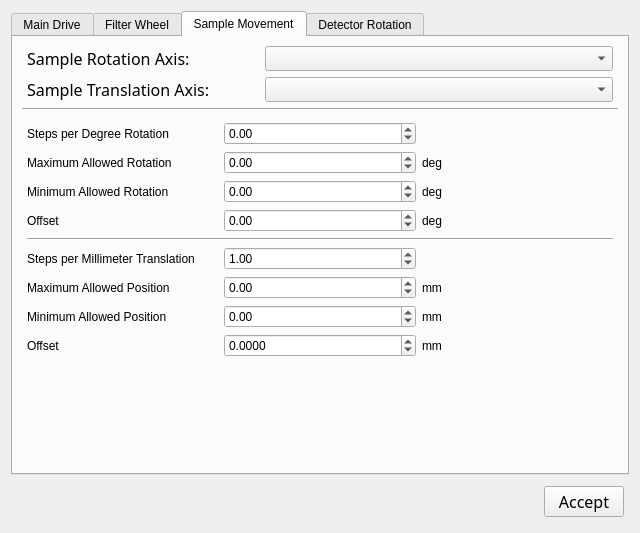
Before: the Qt Designer form ui/machine_config.ui in mitbailey/MMC, drawn with Qt 5.
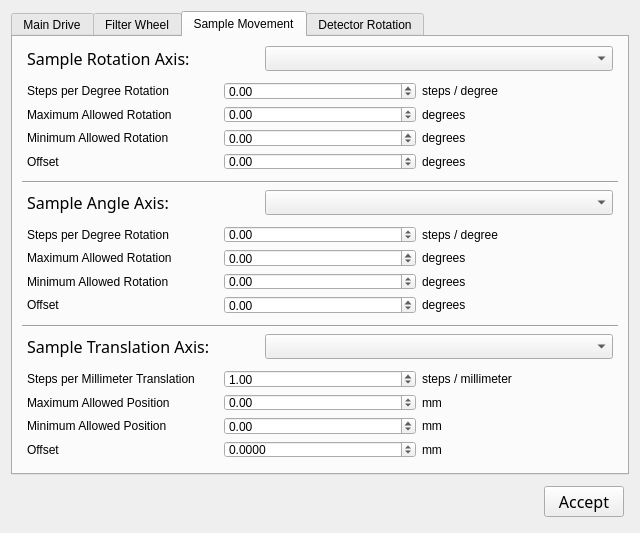
After: the same form once the commit is applied. The open tabs and pages were chosen to show the change.

The edit to the form file:
```diff
--- a/ui/machine_config.ui
+++ b/ui/machine_config.ui
@@ -26,7 +26,7 @@
       <enum>QTabWidget::Rounded</enum>
      </property>
      <property name="currentIndex">
-      <number>0</number>
+      <number>2</number>
      </property>
      <widget class="QWidget" name="main_drive_tab">
       <attribute name="title">
@@ -578,58 +578,6 @@
          </item>
         </layout>
        </item>
-       <item>
-        <layout class="QHBoxLayout" name="horizontalLayout_6" stretch="2,3">
-         <property name="leftMargin">
-          <number>5</number>
-         </property>
-         <property name="topMargin">
-          <number>0</number>
-         </property>
-         <property name="rightMargin">
-          <number>5</number>
-         </property>
-         <property name="bottomMargin">
-          <number>0</number>
-         </property>
-         <item>
-          <widget class="QLabel" name="label_20">
-           <property name="font">
-            <font>
-             <family>Segoe UI Semibold</family>
-             <pointsize>12</pointsize>
-            </font>
-           </property>
-           <property name="text">
-            <string>Sample Translation Axis:</string>
-           </property>
-          </widget>
-         </item>
-         <item>
-          <widget class="QComboBox" name="sample_translation_axis_combo">
-           <property name="minimumSize">
-            <size>
-             <width>0</width>
-             <height>25</height>
-            </size>
-           </property>
-           <property name="font">
-            <font>
-             <family>Segoe UI</family>
-             <pointsize>10</pointsize>
-            </font>
-           </property>
-          </widget>
-         </item>
-        </layout>
-       </item>
-       <item>
-        <widget class="Line" name="line_4">
-         <property name="orientation">
-          <enum>Qt::Horizontal</enum>
-         </property>
-        </widget>
-       </item>
        <item>
         <layout class="QGridLayout" name="gridLayout">
          <property name="leftMargin">
@@ -651,44 +599,6 @@
            </property>
           </widget>
          </item>
-         <item row="5" column="0">
-          <widget class="QLabel" name="label_23">
-           <property name="text">
-            <string>Steps per Millimeter Translation</string>
-           </property>
-          </widget>
-         </item>
-         <item row="6" column="0">
-          <widget class="QLabel" name="label_27">
-           <property name="text">
-            <string>Maximum Allowed Position</string>
-           </property>
-          </widget>
-         </item>
-         <item row="0" column="0">
-          <widget class="QLabel" name="label_22">
-           <property name="text">
-            <string>Steps per Degree Rotation</string>
-           </property>
-          </widget>
-         </item>
-         <item row="1" column="1">
-          <widget class="QDoubleSpinBox" name="smr_max">
-           <property name="minimum">
-            <double>-360.000000000000000</double>
-           </property>
-           <property name="maximum">
-            <double>360.000000000000000</double>
-           </property>
-          </widget>
-         </item>
-         <item row="7" column="0">
-          <widget class="QLabel" name="label_28">
-           <property name="text">
-            <string>Minimum Allowed Position</string>
-           </property>
-          </widget>
-         </item>
          <item row="1" column="0">
           <widget class="QLabel" name="label_25">
            <property name="text">
@@ -696,41 +606,27 @@
            </property>
           </widget>
          </item>
+         <item row="1" column="1">
+          <widget class="QDoubleSpinBox" name="smr_max">
+           <property name="minimum">
+            <double>-360.000000000000000</double>
+           </property>
+           <property name="maximum">
+            <double>360.000000000000000</double>
+           </property>
+          </widget>
+         </item>
          <item row="1" column="2">
           <widget class="QLabel" name="label_29">
            <property name="text">
-            <string>deg</string>
+            <string>degrees</string>
            </property>
           </widget>
          </item>
-         <item row="2" column="2">
-          <widget class="QLabel" name="label_30">
+         <item row="0" column="0">
+          <widget class="QLabel" name="label_22">
            <property name="text">
-            <string>deg</string>
-           </property>
-          </widget>
-         </item>
-         <item row="7" column="2">
-          <widget class="QLabel" name="label_32">
-           <property name="text">
-            <string>mm</string>
-           </property>
-          </widget>
-         </item>
-         <item row="6" column="2">
-          <widget class="QLabel" name="label_31">
-           <property name="text">
-            <string>mm</string>
-           </property>
-          </widget>
-         </item>
-         <item row="6" column="1">
-          <widget class="QDoubleSpinBox" name="smt_max">
-           <property name="minimum">
-            <double>-360.000000000000000</double>
-           </property>
-           <property name="maximum">
-            <double>360.000000000000000</double>
+            <string>Steps per Degree Rotation</string>
            </property>
           </widget>
          </item>
@@ -744,33 +640,10 @@
            </property>
           </widget>
          </item>
-         <item row="5" column="1">
-          <widget class="QDoubleSpinBox" name="smt_steps_per_deg">
-           <property name="minimum">
-            <double>-9999999.000000000000000</double>
-           </property>
-           <property name="maximum">
-            <double>9999999.000000000000000</double>
-           </property>
-           <property name="value">
-            <double>1.000000000000000</double>
-           </property>
-          </widget>
-         </item>
-         <item row="4" column="0" colspan="3">
-          <widget class="Line" name="line_5">
-           <property name="orientation">
-            <enum>Qt::Horizontal</enum>
-           </property>
-          </widget>
-         </item>
-         <item row="7" column="1">
-          <widget class="QDoubleSpinBox" name="smt_min">
-           <property name="minimum">
-            <double>-360.000000000000000</double>
-           </property>
-           <property name="maximum">
-            <double>360.000000000000000</double>
+         <item row="2" column="2">
+          <widget class="QLabel" name="label_30">
+           <property name="text">
+            <string>degrees</string>
            </property>
           </widget>
          </item>
@@ -791,27 +664,6 @@
            </property>
           </widget>
          </item>
-         <item row="8" column="0">
-          <widget class="QLabel" name="label_9">
-           <property name="text">
-            <string>Offset</string>
-           </property>
-          </widget>
-         </item>
-         <item row="3" column="2">
-          <widget class="QLabel" name="label_10">
-           <property name="text">
-            <string>deg</string>
-           </property>
-          </widget>
-         </item>
-         <item row="8" column="2">
-          <widget class="QLabel" name="label_11">
-           <property name="text">
-            <string>mm</string>
-           </property>
-          </widget>
-         </item>
          <item row="3" column="1">
           <widget class="QDoubleSpinBox" name="sr_offset">
            <property name="minimum">
@@ -822,7 +674,253 @@
            </property>
           </widget>
          </item>
-         <item row="8" column="1">
+         <item row="3" column="2">
+          <widget class="QLabel" name="label_49">
+           <property name="text">
+            <string>degrees</string>
+           </property>
+          </widget>
+         </item>
+         <item row="0" column="2">
+          <widget class="QLabel" name="label_50">
+           <property name="text">
+            <string>steps / degree</string>
+           </property>
+          </widget>
+         </item>
+        </layout>
+       </item>
+       <item>
+        <widget class="Line" name="line_6">
+         <property name="orientation">
+          <enum>Qt::Horizontal</enum>
+         </property>
+        </widget>
+       </item>
+       <item>
+        <layout class="QHBoxLayout" name="horizontalLayout_8" stretch="2,3">
+         <property name="leftMargin">
+          <number>5</number>
+         </property>
+         <property name="topMargin">
+          <number>0</number>
+         </property>
+         <property name="rightMargin">
+          <number>5</number>
+         </property>
+         <property name="bottomMargin">
+          <number>0</number>
+         </property>
+         <item>
+          <widget class="QLabel" name="label_47">
+           <property name="font">
+            <font>
+             <family>Segoe UI Semibold</family>
+             <pointsize>12</pointsize>
+            </font>
+           </property>
+           <property name="text">
+            <string>Sample Angle Axis:</string>
+           </property>
+          </widget>
+         </item>
+         <item>
+          <widget class="QComboBox" name="sample_angle_axis_combo">
+           <property name="minimumSize">
+            <size>
+             <width>0</width>
+             <height>25</height>
+            </size>
+           </property>
+           <property name="font">
+            <font>
+             <family>Segoe UI</family>
+             <pointsize>10</pointsize>
+            </font>
+           </property>
+          </widget>
+         </item>
+        </layout>
+       </item>
+       <item>
+        <layout class="QGridLayout" name="gridLayout_6">
+         <property name="leftMargin">
+          <number>5</number>
+         </property>
+         <property name="topMargin">
+          <number>5</number>
+         </property>
+         <property name="rightMargin">
+          <number>5</number>
+         </property>
+         <property name="bottomMargin">
+          <number>5</number>
+         </property>
+         <item row="3" column="0">
+          <widget class="QLabel" name="label_48">
+           <property name="text">
+            <string>Minimum Allowed Rotation</string>
+           </property>
+          </widget>
+         </item>
+         <item row="1" column="0">
+          <widget class="QLabel" name="label_51">
+           <property name="text">
+            <string>Steps per Degree Rotation</string>
+           </property>
+          </widget>
+         </item>
+         <item row="2" column="1">
+          <widget class="QDoubleSpinBox" name="sma_max">
+           <property name="minimum">
+            <double>-360.000000000000000</double>
+           </property>
+           <property name="maximum">
+            <double>360.000000000000000</double>
+           </property>
+          </widget>
+         </item>
+         <item row="3" column="2">
+          <widget class="QLabel" name="label_55">
+           <property name="text">
+            <string>degrees</string>
+           </property>
+          </widget>
+         </item>
+         <item row="3" column="1">
+          <widget class="QDoubleSpinBox" name="sma_min">
+           <property name="minimum">
+            <double>-360.000000000000000</double>
+           </property>
+           <property name="maximum">
+            <double>360.000000000000000</double>
+           </property>
+          </widget>
+         </item>
+         <item row="1" column="1">
+          <widget class="QDoubleSpinBox" name="sma_steps_per_deg">
+           <property name="minimum">
+            <double>-9999999.000000000000000</double>
+           </property>
+           <property name="maximum">
+            <double>9999999.000000000000000</double>
+           </property>
+          </widget>
+         </item>
+         <item row="4" column="2">
+          <widget class="QLabel" name="label_60">
+           <property name="text">
+            <string>degrees</string>
+           </property>
+          </widget>
+         </item>
+         <item row="4" column="0">
+          <widget class="QLabel" name="label_58">
+           <property name="text">
+            <string>Offset</string>
+           </property>
+          </widget>
+         </item>
+         <item row="4" column="1">
+          <widget class="QDoubleSpinBox" name="sa_offset">
+           <property name="minimum">
+            <double>-360.000000000000000</double>
+           </property>
+           <property name="maximum">
+            <double>360.000000000000000</double>
+           </property>
+          </widget>
+         </item>
+         <item row="2" column="0">
+          <widget class="QLabel" name="label_53">
+           <property name="text">
+            <string>Maximum Allowed Rotation</string>
+           </property>
+          </widget>
+         </item>
+         <item row="2" column="2">
+          <widget class="QLabel" name="label_54">
+           <property name="text">
+            <string>degrees</string>
+           </property>
+          </widget>
+         </item>
+         <item row="1" column="2">
+          <widget class="QLabel" name="label_56">
+           <property name="text">
+            <string>steps / degree</string>
+           </property>
+          </widget>
+         </item>
+        </layout>
+       </item>
+       <item>
+        <widget class="Line" name="line_4">
+         <property name="orientation">
+          <enum>Qt::Horizontal</enum>
+         </property>
+        </widget>
+       </item>
+       <item>
+        <layout class="QHBoxLayout" name="horizontalLayout_6" stretch="2,3">
+         <property name="leftMargin">
+          <number>5</number>
+         </property>
+         <property name="topMargin">
+          <number>0</number>
+         </property>
+         <property name="rightMargin">
+          <number>5</number>
+         </property>
+         <property name="bottomMargin">
+          <number>0</number>
+         </property>
+         <item>
+          <widget class="QLabel" name="label_20">
+           <property name="font">
+            <font>
+             <family>Segoe UI Semibold</family>
+             <pointsize>12</pointsize>
+            </font>
+           </property>
+           <property name="text">
+            <string>Sample Translation Axis:</string>
+           </property>
+          </widget>
+         </item>
+         <item>
+          <widget class="QComboBox" name="sample_translation_axis_combo">
+           <property name="minimumSize">
+            <size>
+             <width>0</width>
+             <height>25</height>
+            </size>
+           </property>
+           <property name="font">
+            <font>
+             <family>Segoe UI</family>
+             <pointsize>10</pointsize>
+            </font>
+           </property>
+          </widget>
+         </item>
+        </layout>
+       </item>
+       <item>
+        <layout class="QGridLayout" name="gridLayout_7">
+         <property name="leftMargin">
+          <number>5</number>
+         </property>
+         <property name="topMargin">
+          <number>5</number>
+         </property>
+         <property name="rightMargin">
+          <number>5</number>
+         </property>
+         <property name="bottomMargin">
+          <number>5</number>
+         </property>
+         <item row="3" column="1">
           <widget class="QDoubleSpinBox" name="st_offset">
            <property name="decimals">
             <number>4</number>
@@ -835,6 +933,95 @@
            </property>
           </widget>
          </item>
+         <item row="1" column="0">
+          <widget class="QLabel" name="label_27">
+           <property name="text">
+            <string>Maximum Allowed Position</string>
+           </property>
+          </widget>
+         </item>
+         <item row="2" column="2">
+          <widget class="QLabel" name="label_32">
+           <property name="text">
+            <string>mm</string>
+           </property>
+          </widget>
+         </item>
+         <item row="3" column="2">
+          <widget class="QLabel" name="label_11">
+           <property name="text">
+            <string>mm</string>
+           </property>
+          </widget>
+         </item>
+         <item row="1" column="2">
+          <widget class="QLabel" name="label_31">
+           <property name="text">
+            <string>mm</string>
+           </property>
+          </widget>
+         </item>
+         <item row="2" column="0">
+          <widget class="QLabel" name="label_28">
+           <property name="text">
+            <string>Minimum Allowed Position</string>
+           </property>
+          </widget>
+         </item>
+         <item row="3" column="0">
+          <widget class="QLabel" name="label_9">
+           <property name="text">
+            <string>Offset</string>
+           </property>
+          </widget>
+         </item>
+         <item row="2" column="1">
+          <widget class="QDoubleSpinBox" name="smt_min">
+           <property name="minimum">
+            <double>-360.000000000000000</double>
+           </property>
+           <property name="maximum">
+            <double>360.000000000000000</double>
+           </property>
+          </widget>
+         </item>
+         <item row="1" column="1">
+          <widget class="QDoubleSpinBox" name="smt_max">
+           <property name="minimum">
+            <double>-360.000000000000000</double>
+           </property>
+           <property name="maximum">
+            <double>360.000000000000000</double>
+           </property>
+          </widget>
+         </item>
+         <item row="0" column="0">
+          <widget class="QLabel" name="label_23">
+           <property name="text">
+            <string>Steps per Millimeter Translation</string>
+           </property>
+          </widget>
+         </item>
+         <item row="0" column="1">
+          <widget class="QDoubleSpinBox" name="smt_steps_per_deg">
+           <property name="minimum">
+            <double>-9999999.000000000000000</double>
+           </property>
+           <property name="maximum">
+            <double>9999999.000000000000000</double>
+           </property>
+           <property name="value">
+            <double>1.000000000000000</double>
+           </property>
+          </widget>
+         </item>
+         <item row="0" column="2">
+          <widget class="QLabel" name="label_10">
+           <property name="text">
+            <string>steps / millimeter</string>
+           </property>
+          </widget>
+         </item>
         </layout>
        </item>
        <item>
```
